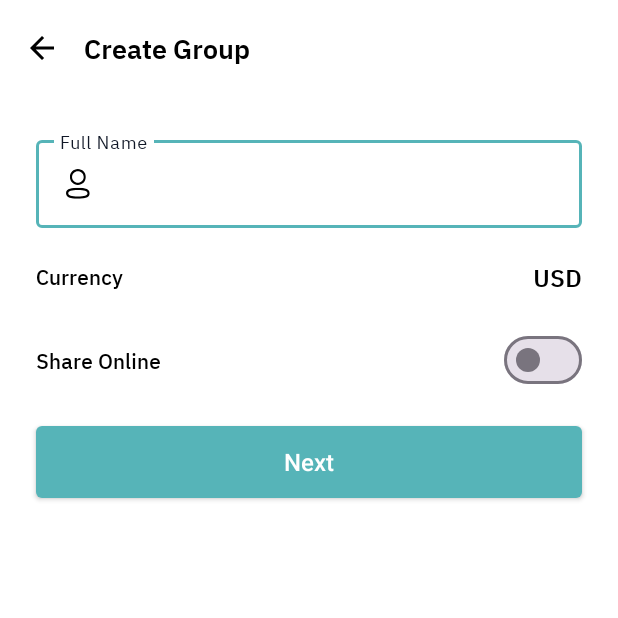
After one commit to rktuhinbd/SplitExpense-GroupExpenseManager, an Android app: the CreateGroupActivity screen opened directly, with no data from a screen before it, on a phone screen of 412 x 824 dp, the top half of it. The commit adds this screen. Run offline under Robolectric (Android 15) with nearby library versions, the phone set to English and light mode, and no system bars.

Commit message:
* * * feature * * * # create group activity created, # bengali language variant added

```diff
--- /dev/null
+++ b/app/src/main/java/com/rktuhinbd/splitxpens/CreateGroupActivity.kt
@@ -0,0 +1,32 @@
+package com.rktuhinbd.splitxpens
+
+import android.os.Bundle
+import androidx.appcompat.app.AppCompatActivity
+import com.rktuhinbd.splitxpens.databinding.ActivityCreateGroupBinding
+
+class CreateGroupActivity : AppCompatActivity() {
+
+    private lateinit var binding: ActivityCreateGroupBinding
+
+    override fun onCreate(savedInstanceState: Bundle?) {
+        super.onCreate(savedInstanceState)
+
+        binding = ActivityCreateGroupBinding.inflate(layoutInflater)
+        setContentView(binding.root)
+
+        initComponents()
+        setupListeners()
+    }
+
+    private fun initComponents() {
+
+        binding.toolbar.toolbarTitle.text = getString(R.string.create_group)
+    }
+
+    private fun setupListeners() {
+
+        binding.toolbar.ivBack.setOnClickListener {
+            finish()
+        }
+    }
+}
--- a/app/src/main/java/com/rktuhinbd/splitxpens/MainActivity.kt
+++ b/app/src/main/java/com/rktuhinbd/splitxpens/MainActivity.kt
@@ -1,5 +1,6 @@
 package com.rktuhinbd.splitxpens
 
+import android.content.Intent
 import android.os.Bundle
 import androidx.appcompat.app.AppCompatActivity
 import com.rktuhinbd.splitxpens.databinding.ActivityMainBinding
@@ -13,5 +14,14 @@ class MainActivity : AppCompatActivity() {
 
         binding = ActivityMainBinding.inflate(layoutInflater)
         setContentView(binding.root)
+
+        setupListeners()
+    }
+
+    private fun setupListeners() {
+
+        binding.createGroupBtn.setOnClickListener {
+            startActivity(Intent(this, CreateGroupActivity::class.java))
+        }
     }
 }
--- /dev/null
+++ b/app/src/main/res/drawable/ic_long_arrow_left.xml
@@ -0,0 +1,5 @@
+<vector android:autoMirrored="true" android:height="24dp"
+    android:tint="#000000" android:viewportHeight="24"
+    android:viewportWidth="24" android:width="24dp" xmlns:android="http://schemas.android.com/apk/res/android">
+    <path android:fillColor="@android:color/white" android:pathData="M20,11H7.83l5.59,-5.59L12,4l-8,8 8,8 1.41,-1.41L7.83,13H20v-2z"/>
+</vector>
--- /dev/null
+++ b/app/src/main/res/drawable/ic_user.xml
@@ -0,0 +1,24 @@
+<vector xmlns:android="http://schemas.android.com/apk/res/android"
+    android:width="24dp"
+    android:height="24dp"
+    android:viewportWidth="24"
+    android:viewportHeight="24">
+    <group>
+        <clip-path
+            android:fillType="evenOdd"
+            android:pathData="M4,14.496H19.84V21.87H4V14.496Z" />
+        <path
+            android:fillColor="#000000"
+            android:fillType="evenOdd"
+            android:pathData="M11.921,15.996C7.66,15.996 5.5,16.728 5.5,18.173C5.5,19.631 7.66,20.37 11.921,20.37C16.181,20.37 18.34,19.638 18.34,18.193C18.34,16.735 16.181,15.996 11.921,15.996ZM11.921,21.87C9.962,21.87 4,21.87 4,18.173C4,14.877 8.521,14.496 11.921,14.496C13.88,14.496 19.84,14.496 19.84,18.193C19.84,21.489 15.32,21.87 11.921,21.87Z" />
+    </group>
+    <group>
+        <clip-path
+            android:fillType="evenOdd"
+            android:pathData="M6.61,2H17.23V12.619H6.61V2Z" />
+        <path
+            android:fillColor="#000000"
+            android:fillType="evenOdd"
+            android:pathData="M11.921,3.428C9.78,3.428 8.038,5.169 8.038,7.31C8.031,9.444 9.76,11.184 11.892,11.192L11.921,11.906V11.192C14.061,11.192 15.802,9.45 15.802,7.31C15.802,5.169 14.061,3.428 11.921,3.428ZM11.921,12.619H11.889C8.967,12.61 6.6,10.227 6.61,7.307C6.61,4.382 8.992,2 11.921,2C14.849,2 17.23,4.382 17.23,7.31C17.23,10.238 14.849,12.619 11.921,12.619Z" />
+    </group>
+</vector>
--- /dev/null
+++ b/app/src/main/res/layout/activity_create_group.xml
@@ -0,0 +1,128 @@
+<?xml version="1.0" encoding="utf-8"?>
+<androidx.constraintlayout.widget.ConstraintLayout xmlns:android="http://schemas.android.com/apk/res/android"
+    xmlns:app="http://schemas.android.com/apk/res-auto"
+    xmlns:tools="http://schemas.android.com/tools"
+    android:layout_width="match_parent"
+    android:layout_height="match_parent"
+    tools:context=".CreateGroupActivity">
+
+    <include
+        android:id="@+id/toolbar"
+        layout="@layout/layout_toolbar"
+        app:layout_constraintEnd_toEndOf="parent"
+        app:layout_constraintStart_toStartOf="parent"
+        app:layout_constraintTop_toTopOf="parent" />
+
+    <com.google.android.material.textfield.TextInputLayout
+        android:id="@+id/nameTIL"
+        style="@style/Widget.MaterialComponents.TextInputLayout.OutlinedBox"
+        android:layout_width="0dp"
+        android:layout_height="wrap_content"
+        android:layout_marginStart="@dimen/_24dp"
+        android:layout_marginTop="@dimen/_24dp"
+        android:layout_marginEnd="@dimen/_24dp"
+        android:hint="@string/full_name"
+        android:textColorHint="@color/text_color_secondary"
+        app:boxStrokeColor="@color/color_primary"
+        app:boxStrokeErrorColor="@color/red_support_400"
+        app:errorIconDrawable="@null"
+        app:errorTextColor="@color/red_support_400"
+        app:hintAnimationEnabled="true"
+        app:hintTextColor="@color/text_color_secondary"
+        app:layout_constraintEnd_toEndOf="parent"
+        app:layout_constraintStart_toStartOf="parent"
+        app:layout_constraintTop_toBottomOf="@+id/toolbar">
+
+        <com.google.android.material.textfield.TextInputEditText
+            android:id="@+id/nameTET"
+            style="@style/EditTextStyle"
+            android:layout_width="match_parent"
+            android:layout_height="wrap_content"
+            android:drawableStart="@drawable/ic_user"
+            android:drawablePadding="@dimen/_8dp"
+            android:drawableTint="@color/text_color_primary"
+            android:maxLength="64"
+            tools:ignore="Autofill,LabelFor" />
+
+    </com.google.android.material.textfield.TextInputLayout>
+
+    <androidx.constraintlayout.widget.ConstraintLayout
+        android:id="@+id/currencyCL"
+        android:layout_width="0dp"
+        android:layout_height="@dimen/_48dp"
+        android:layout_marginStart="@dimen/_24dp"
+        android:layout_marginTop="@dimen/_8dp"
+        android:layout_marginEnd="@dimen/_24dp"
+        android:focusable="true"
+        android:clickable="true"
+        android:foreground="?attr/selectableItemBackground"
+        app:layout_constraintEnd_toEndOf="parent"
+        app:layout_constraintStart_toStartOf="parent"
+        app:layout_constraintTop_toBottomOf="@+id/nameTIL">
+
+        <TextView
+            style="@style/TextBodyMedium"
+            android:layout_width="wrap_content"
+            android:layout_height="wrap_content"
+            android:text="@string/currency"
+            app:layout_constraintBottom_toBottomOf="parent"
+            app:layout_constraintStart_toStartOf="parent"
+            app:layout_constraintTop_toTopOf="parent" />
+
+        <TextView
+            android:id="@+id/currencyTV"
+            style="@style/TextSubtitleSemiBold"
+            android:layout_width="wrap_content"
+            android:layout_height="wrap_content"
+            android:text="@string/usd"
+            app:layout_constraintBottom_toBottomOf="parent"
+            app:layout_constraintEnd_toEndOf="parent"
+            app:layout_constraintTop_toTopOf="parent" />
+
+    </androidx.constraintlayout.widget.ConstraintLayout>
+
+    <androidx.constraintlayout.widget.ConstraintLayout
+        android:id="@+id/onlineCL"
+        android:layout_width="0dp"
+        android:layout_height="@dimen/_48dp"
+        android:layout_marginStart="@dimen/_24dp"
+        android:layout_marginTop="@dimen/_8dp"
+        android:layout_marginEnd="@dimen/_24dp"
+        android:foreground="?attr/selectableItemBackground"
+        app:layout_constraintEnd_toEndOf="parent"
+        app:layout_constraintStart_toStartOf="parent"
+        app:layout_constraintTop_toBottomOf="@+id/currencyCL">
+
+        <TextView
+            style="@style/TextBodyMedium"
+            android:layout_width="wrap_content"
+            android:layout_height="wrap_content"
+            android:text="@string/share_online"
+            app:layout_constraintBottom_toBottomOf="parent"
+            app:layout_constraintStart_toStartOf="parent"
+            app:layout_constraintTop_toTopOf="parent" />
+
+        <com.google.android.material.materialswitch.MaterialSwitch
+            android:id="@+id/switchOnline"
+            android:layout_width="wrap_content"
+            android:layout_height="wrap_content"
+            app:layout_constraintBottom_toBottomOf="parent"
+            app:layout_constraintEnd_toEndOf="parent"
+            app:layout_constraintTop_toTopOf="parent" />
+
+    </androidx.constraintlayout.widget.ConstraintLayout>
+
+    <androidx.appcompat.widget.AppCompatButton
+        android:id="@+id/nextBTN"
+        style="@style/ButtonPrimaryLarge"
+        android:layout_width="0dp"
+        android:layout_height="wrap_content"
+        android:layout_marginStart="@dimen/_24dp"
+        android:layout_marginTop="@dimen/_20dp"
+        android:layout_marginEnd="@dimen/_24dp"
+        android:text="@string/next"
+        app:layout_constraintEnd_toEndOf="parent"
+        app:layout_constraintStart_toStartOf="parent"
+        app:layout_constraintTop_toBottomOf="@+id/onlineCL" />
+
+</androidx.constraintlayout.widget.ConstraintLayout>
--- /dev/null
+++ b/app/src/main/res/layout/layout_toolbar.xml
@@ -0,0 +1,59 @@
+<?xml version="1.0" encoding="utf-8"?>
+<androidx.appcompat.widget.Toolbar xmlns:android="http://schemas.android.com/apk/res/android"
+    xmlns:app="http://schemas.android.com/apk/res-auto"
+    xmlns:tools="http://schemas.android.com/tools"
+    android:layout_width="match_parent"
+    android:layout_height="?attr/actionBarSize"
+    android:layout_gravity="top"
+    android:animateLayoutChanges="true"
+    android:background="?android:windowBackground"
+    app:contentInsetLeft="0dp"
+    app:contentInsetStart="0dp">
+
+    <androidx.constraintlayout.widget.ConstraintLayout
+        android:layout_width="match_parent"
+        android:layout_height="match_parent"
+        android:animateLayoutChanges="true">
+
+        <ImageView
+            android:id="@+id/ivBack"
+            android:layout_width="wrap_content"
+            android:layout_height="match_parent"
+            android:background="?actionBarItemBackground"
+            android:clickable="true"
+            android:focusable="true"
+            android:padding="@dimen/_16dp"
+            app:layout_constraintBottom_toBottomOf="parent"
+            app:layout_constraintStart_toStartOf="parent"
+            app:layout_constraintTop_toTopOf="parent"
+            app:srcCompat="@drawable/ic_long_arrow_left"
+            app:tint="?android:textColorPrimary"
+            tools:ignore="ContentDescription" />
+
+        <TextView
+            android:id="@+id/toolbarTitle"
+            style="@style/ToolbarTextStyle"
+            android:layout_width="0dp"
+            android:layout_height="0dp"
+            android:ellipsize="marquee"
+            android:gravity="center_vertical"
+            android:singleLine="true"
+            android:textAppearance="@style/TextAppearance.AppCompat.Title"
+            android:textColor="?android:textColorPrimary"
+            app:layout_constraintBottom_toBottomOf="parent"
+            app:layout_constraintEnd_toEndOf="parent"
+            app:layout_constraintStart_toEndOf="@+id/ivBack"
+            app:layout_constraintTop_toTopOf="parent"
+            tools:text="Toolbar Title" />
+
+        <View
+            android:layout_width="0dp"
+            android:layout_height="@dimen/_1dp"
+            android:background="?android:windowBackground"
+            app:layout_constraintBottom_toBottomOf="parent"
+            app:layout_constraintEnd_toEndOf="parent"
+            app:layout_constraintStart_toStartOf="parent" />
+
+    </androidx.constraintlayout.widget.ConstraintLayout>
+
+</androidx.appcompat.widget.Toolbar>
--- a/app/src/main/res/values/colors.xml
+++ b/app/src/main/res/values/colors.xml
@@ -22,6 +22,40 @@
     <color name="black">#FF000000</color>
     <color name="white">#FFFFFFFF</color>
 
+    <!--    Green (Primary) -->
+    <color name="green_800">#086347</color>
+    <color name="green_700">#0E7B4F</color>
+    <color name="green_500">#1CAB55</color>
+    <color name="green_200">#A4F6AC</color>
+    <color name="green_100">#D0FAD0</color>
+    <color name="green_50">#F3FFF2</color>
+
+    <!--    Green (Support) -->
+    <color name="green_support_600">#005B58</color>
+    <color name="green_support_500">#028969</color>
+    <color name="green_support_400">#05BF6E</color> <!--Used for success-->
+    <color name="green_support_300">#97F8B1</color>
+    <color name="green_support_200">#CAFBD2</color>
+    <color name="green_support_100">#F7FEF8</color>
+
+
+    <!--    Red (Secondary)-->
+    <color name="red_600">#851330</color>
+    <color name="red_500">#930F15</color>
+    <color name="red_400">#E63C3C</color>
+    <color name="red_300">#FCC5B1</color>
+    <color name="red_200">#FDE5D8</color>
+    <color name="red_100">#FFF5ED</color>
+
+
+    <!--    Red (Support) -->
+    <color name="red_support_600">#7A0F37</color>
+    <color name="red_support_500">#97193C</color>
+    <color name="red_support_400">#D33242</color> <!--Used for danger-->
+    <color name="red_support_300">#FABBAE</color>
+    <color name="red_support_200">#FCE0D6</color>
+    <color name="red_support_100">#FFF8F5</color>
+
     <!--    Grey -->
     <color name="grey_400">#6B7280</color>
     <color name="grey_300">#D1D5DB</color>
--- a/app/src/main/res/values/strings.xml
+++ b/app/src/main/res/values/strings.xml
@@ -1,3 +1,9 @@
 <resources>
-    <string name="app_name">Split Expense - Group Expense Manager</string>
+    <string name="app_name" translatable="false">Split Expense - Group Expense Manager</string>
+    <string name="full_name">Full Name</string>
+    <string name="currency">Currency</string>
+    <string name="usd" translatable="false">USD</string>
+    <string name="share_online">Share Online</string>
+    <string name="next">Next</string>
+    <string name="create_group">Create Group</string>
 </resources>
```
Also changed, not shown: app/src/main/AndroidManifest.xml (+8 -1 lines), 1 other file.
